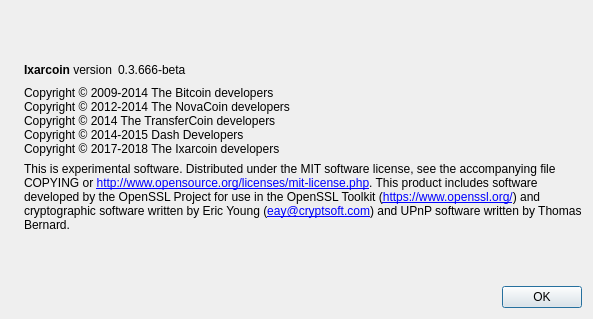
Before: the Qt Designer form src/qt/forms/aboutdialog.ui in IXARdev/IxarCoin, drawn with Qt 5.
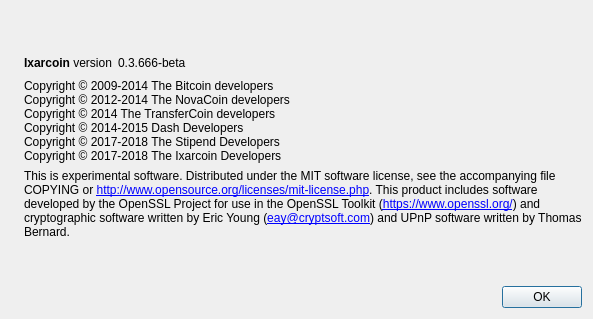
After: the same form once the commit is applied. Icons and pictures are not drawn.

The edit to the form file:
```diff
--- a/src/qt/forms/aboutdialog.ui
+++ b/src/qt/forms/aboutdialog.ui
@@ -95,7 +95,8 @@
 Copyright © 2012-2014 The NovaCoin developers
 Copyright © 2014 The TransferCoin developers
 Copyright © 2014-2015 Dash Developers
-Copyright © 2017-2018 The Ixarcoin developers</string>
+Copyright © 2017-2018 The Stipend Developers
+Copyright © 2017-2018 The Ixarcoin Developers</string>
        </property>
        <property name="textInteractionFlags">
         <set>Qt::LinksAccessibleByMouse|Qt::TextSelectableByKeyboard|Qt::TextSelectableByMouse</set>
```
